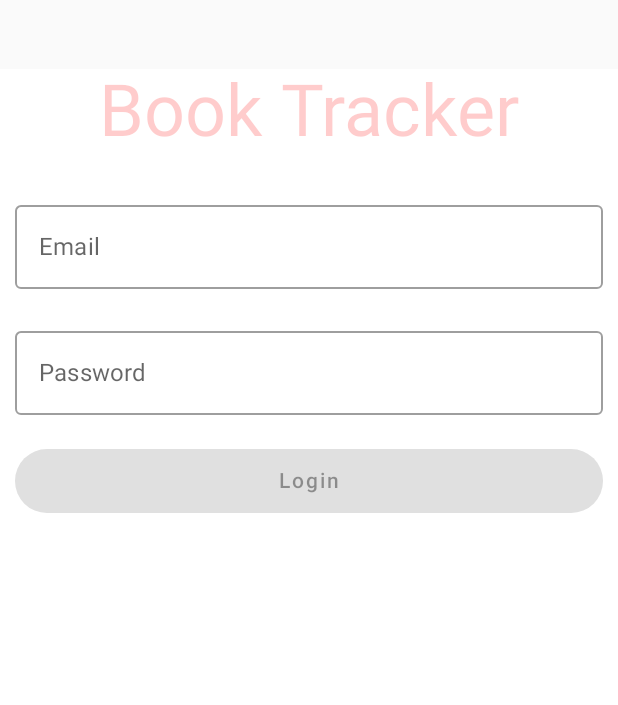
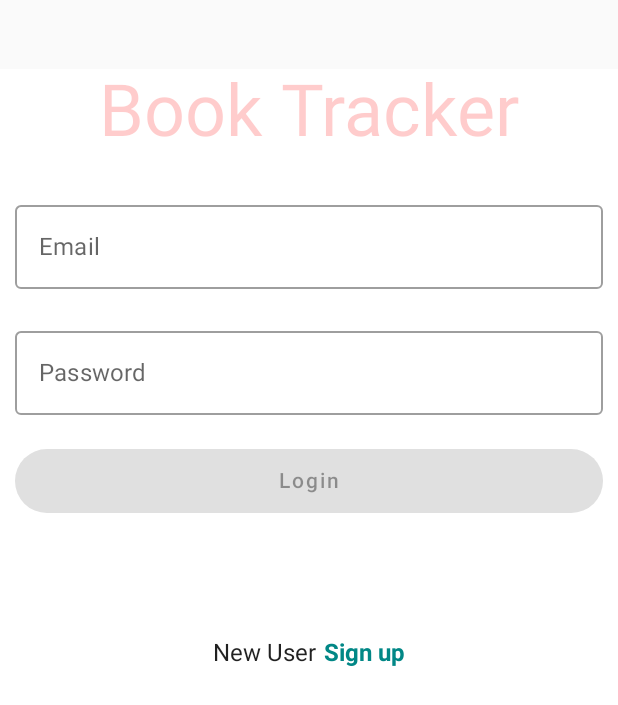
Before and after one commit to anandfromdelhi/BookTracker, an Android app built with Jetpack Compose: the screen it shows after launch (MainActivity), on a phone screen of 412 x 824 dp. Shown: the top 705 px of the screen. Run offline under Robolectric (Android 15) with nearby library versions, the phone set to English and light mode, and no system bars; our stand-ins replace Dagger/Hilt's generated code.

Commit message:
user form complete

```diff
--- a/app/src/main/java/com/example/areader/screens/login/ReaderLoginScreen.kt
+++ b/app/src/main/java/com/example/areader/screens/login/ReaderLoginScreen.kt
@@ -2,15 +2,13 @@ package com.example.areader.screens.login
 
 import android.util.Log
 import androidx.compose.foundation.background
+import androidx.compose.foundation.clickable
 import androidx.compose.foundation.layout.*
 import androidx.compose.foundation.rememberScrollState
 import androidx.compose.foundation.shape.CircleShape
 import androidx.compose.foundation.text.KeyboardActions
-import androidx.compose.foundation.text.KeyboardOptions
 import androidx.compose.foundation.verticalScroll
 import androidx.compose.material.*
-import androidx.compose.material.icons.Icons
-import androidx.compose.material.icons.filled.Close
 import androidx.compose.runtime.*
 import androidx.compose.runtime.saveable.rememberSaveable
 import androidx.compose.ui.Alignment
@@ -19,30 +17,55 @@ import androidx.compose.ui.Modifier
 import androidx.compose.ui.focus.FocusRequester
 import androidx.compose.ui.focus.focusRequester
 import androidx.compose.ui.platform.LocalSoftwareKeyboardController
-import androidx.compose.ui.text.TextStyle
-import androidx.compose.ui.text.input.ImeAction
-import androidx.compose.ui.text.input.KeyboardType
-import androidx.compose.ui.text.input.PasswordVisualTransformation
-import androidx.compose.ui.text.input.VisualTransformation
+import androidx.compose.ui.res.stringResource
+import androidx.compose.ui.text.font.FontWeight
 import androidx.compose.ui.unit.dp
-import androidx.compose.ui.unit.sp
 import androidx.navigation.NavController
+import com.example.areader.R
 import com.example.areader.components.EmailInput
 import com.example.areader.components.PasswordInput
 import com.example.areader.components.ReaderLogo
 
 @Composable
 fun ReaderLoginScreen(navController: NavController) {
+
+    val showLoginForm = rememberSaveable {
+        mutableStateOf(true)
+    }
+
     Surface(modifier = Modifier.fillMaxSize()) {
         Column(
             horizontalAlignment = Alignment.CenterHorizontally
         ) {
+
+
             ReaderLogo()
-            UserForm(loading = false, isCreateAccount = false) { email, password ->
-                Log.d("form", "ReaderLoginScreen:  $email @password")
+            if (showLoginForm.value) {
+                UserForm(loading = false, isCreateAccount = false) { email, password ->
+                    Log.d("form", "ReaderLoginScreen:  $email @password")
+                }
+            } else {
+                UserForm(loading = false, isCreateAccount = true) { email, password ->
+                    Log.d("form", "ReaderLoginScreen:  $email @password")
+                }
             }
 
 
+        }
+        Spacer(modifier = Modifier.height(15.dp))
+        Row(
+            modifier = Modifier.padding(15.dp),
+            horizontalArrangement = Arrangement.Center,
+            verticalAlignment = Alignment.CenterVertically
+        ) {
+            val text = if (showLoginForm.value) "Sign up" else "Login"
+            Text(text = "New User")
+            Text(text = text,
+                modifier = Modifier
+                    .clickable { showLoginForm.value = !showLoginForm.value }
+                    .padding(start = 5.dp),
+                fontWeight = FontWeight.Bold,
+                color = MaterialTheme.colors.secondaryVariant)
         }
 
     }
@@ -71,13 +94,16 @@ fun UserForm(
         email.value.trim().isNotEmpty() && password.value.trim().isNotEmpty()
     }
     val modifier = Modifier
-        .height(250.dp)
         .background(MaterialTheme.colors.background)
         .verticalScroll(rememberScrollState())
 
     Column(
         modifier, horizontalAlignment = Alignment.CenterHorizontally
     ) {
+        if (isCreateAccount) Text(
+            text = stringResource(id = R.string.create_account),
+            modifier = Modifier.padding(start = 10.dp, end = 10.dp)
+        )
         EmailInput(
             emailState = email,
             enabled = !loading,
@@ -102,6 +128,8 @@ fun UserForm(
             validInputs = valid
         ) {
             onDone(email.value.trim(), password.value.trim())
+            keyBoardController?.hide()
+
         }
 
     }
--- a/app/src/main/res/values/strings.xml
+++ b/app/src/main/res/values/strings.xml
@@ -1,3 +1,4 @@
 <resources>
     <string name="app_name">A.Reader</string>
+    <string name="create_account">Please enter a valid email and password that is at least 6 characters</string>
 </resources>
```
